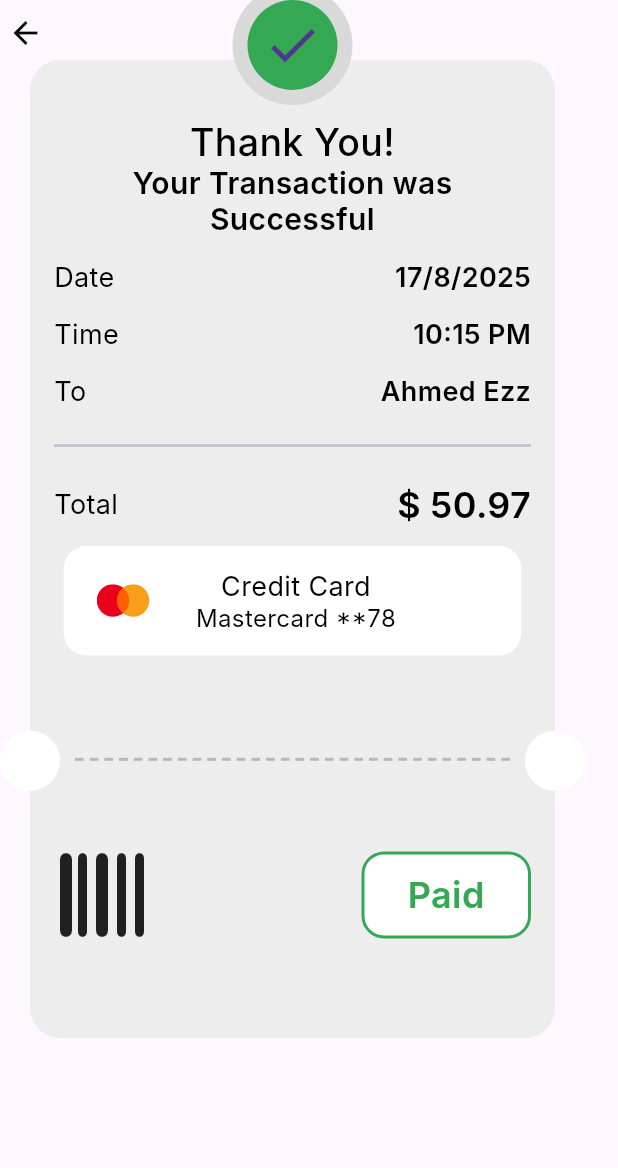
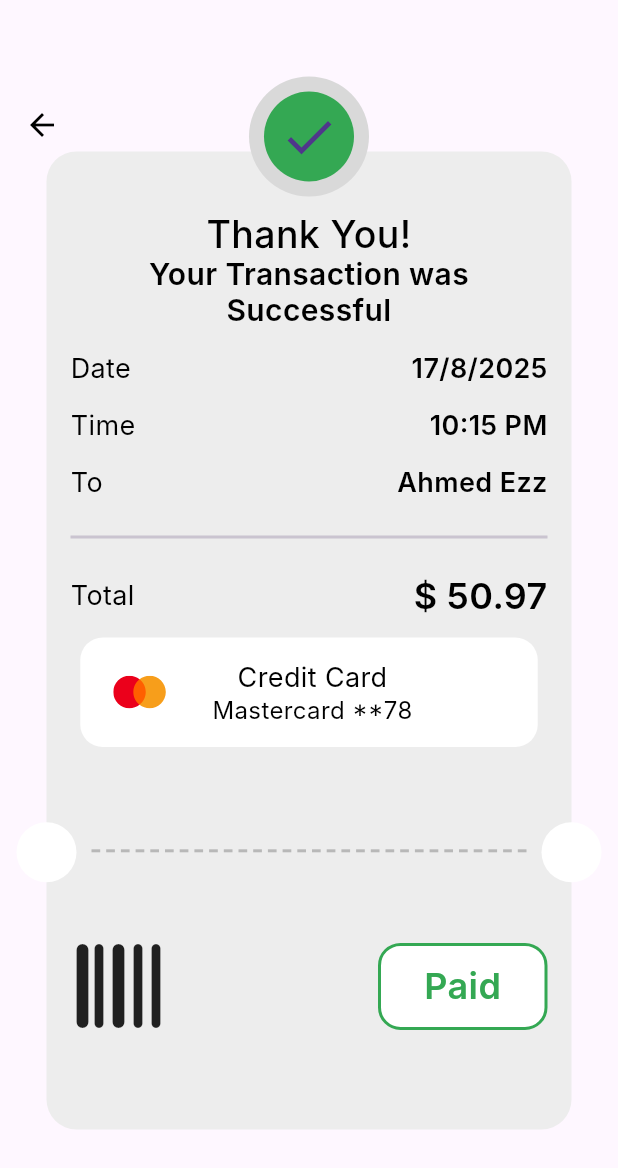
Before and after one commit to AhmedEzz32/payment_getway, a Flutter app: the ThankYouView screen opened directly, on a phone screen of 412 x 824 dp. Shown: the top 1168 px of the screen. Run offline on Flutter 3.47's test engine with Material 3 defaults, Android fonts, the phone set to English and light mode, and no system bars; our stand-ins replace bloc, dartz, dio, flutter_bloc, flutter_credit_card, flutter_svg and 1 more; missing offline and left inert: flutter_paypal_payment, flutter_stripe; Roboto replaces fonts that are missing (Inter).

Commit message:
Center ThankYouBody and update payment navigation
Wrapped ThankYouBody with Center in ThankYouView for improved layout. Removed unnecessary Navigator.pop calls in custom_button_bloc_consumer to streamline navigation flow after payment actions.

```diff
--- a/lib/features/checkout/persentation/views/thank_you_view.dart
+++ b/lib/features/checkout/persentation/views/thank_you_view.dart
@@ -7,7 +7,7 @@ class ThankYouView extends StatelessWidget {
   @override
   Widget build(BuildContext context) {
     return Scaffold(
-      body: SafeArea(child: ThankYouBody()),
+      body: SafeArea(child: Center(child: ThankYouBody())),
     );
   }
 }
--- a/lib/features/checkout/persentation/widgets/custom_button_bloc_consumer.dart
+++ b/lib/features/checkout/persentation/widgets/custom_button_bloc_consumer.dart
@@ -28,12 +28,10 @@ class CustomButtonBlocConsumer extends StatelessWidget {
             child: BlocConsumer<StripePaymentCubit, StripePaymentState>(
               listener: (context, state) {
                 if (state is PaymentFailure) {
-                  Navigator.pop(context);
                   ScaffoldMessenger.of(context).showSnackBar(
                     SnackBar(content: Text(state.error)),
                   );
                 } else if (state is PaymentSuccess) {
-                  Navigator.pop(context);
                   Navigator.pushReplacement(
                     context,
                     MaterialPageRoute(builder: (context) => const ThankYouView()),
@@ -44,7 +42,6 @@ class CustomButtonBlocConsumer extends StatelessWidget {
                 return PaymentMethodBottomSheet(
                   isLoading: state is PaymentLoading,
                   onContinue: (index) {
-                    Navigator.pop(context);
                     if (index == 0) {
                       stripePayment(context);
                     } else if (index == 1) {
```
